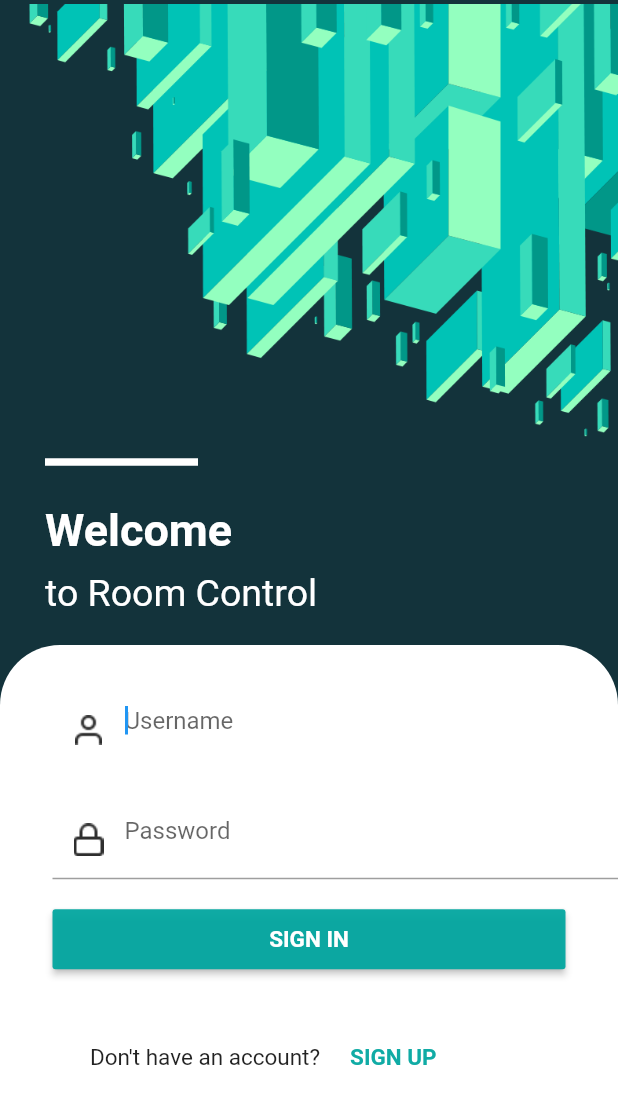
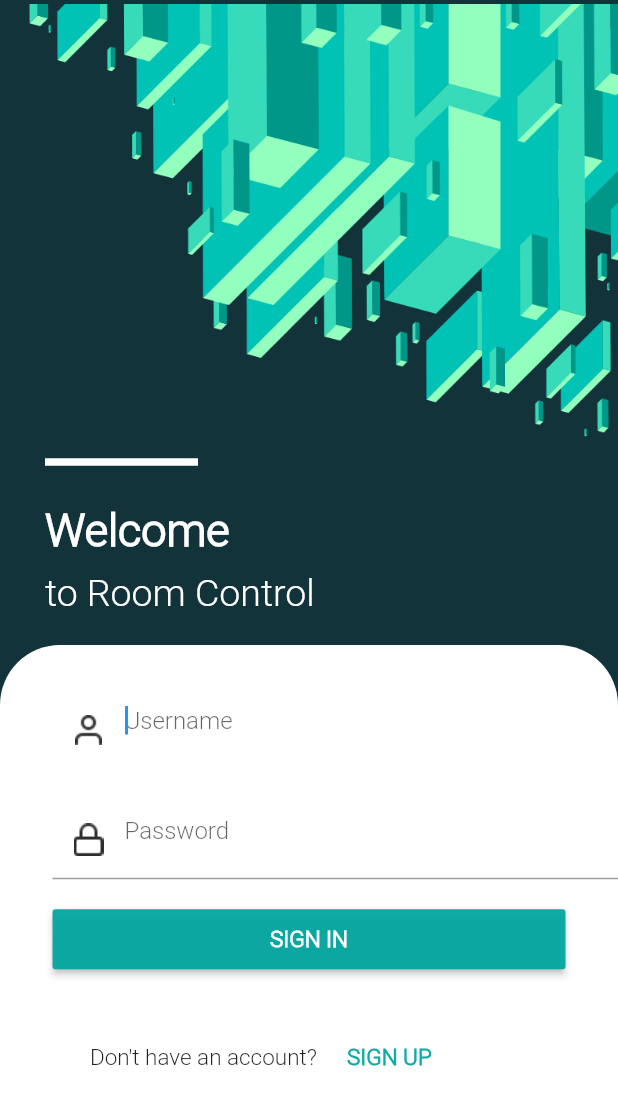
Before and after one commit to iamkunalpitale/roomcontrol_task, a Flutter app: the screen it shows after launch, on a phone screen of 412 x 824 dp. Shown: the top 1105 px of the screen. Run offline on Flutter 3.47's test engine with Material 2 defaults, Android fonts, the phone set to English and light mode, and no system bars; our stand-ins replace email_validator, fluttertoast.

Commit message:
initial commit

```diff
--- a/lib/main.dart
+++ b/lib/main.dart
@@ -16,6 +16,7 @@ class MyApp extends StatelessWidget {
     return MaterialApp(
       debugShowCheckedModeBanner: false,
       theme: ThemeData(
+        fontFamily: 'Roboto',
         primarySwatch: Colors.blue,
       ),
       home: SignIn(),
```
Also changed, not shown: pubspec.yaml (+4 -4 lines), fonts/Roboto-Light.ttf (added).
